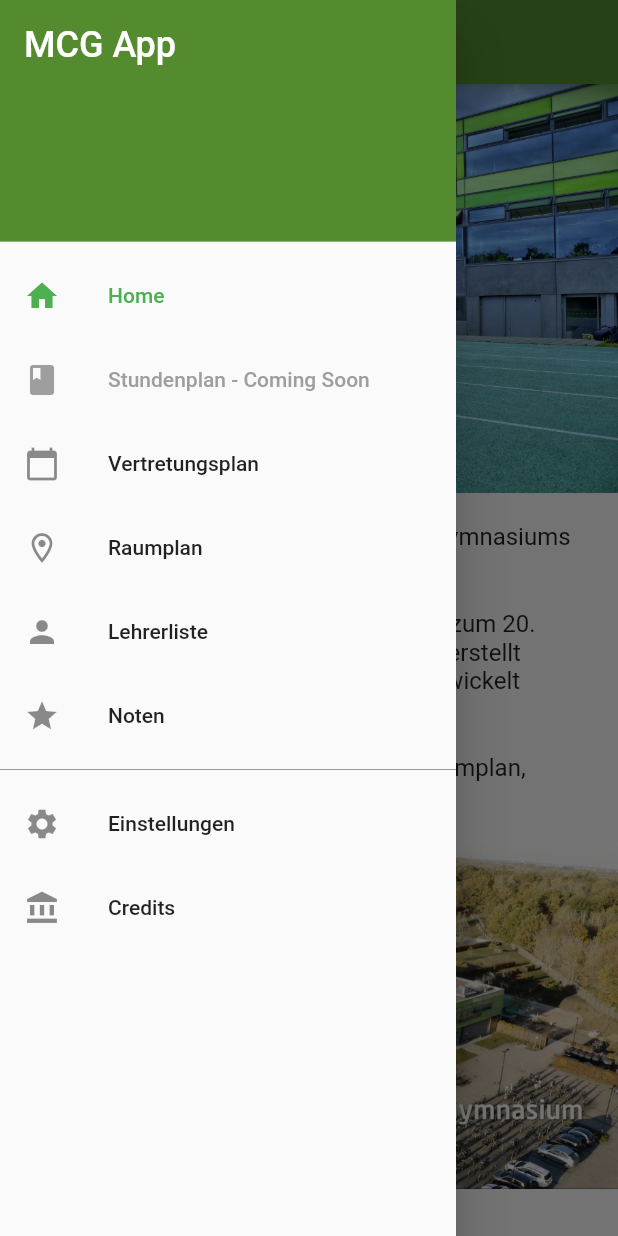
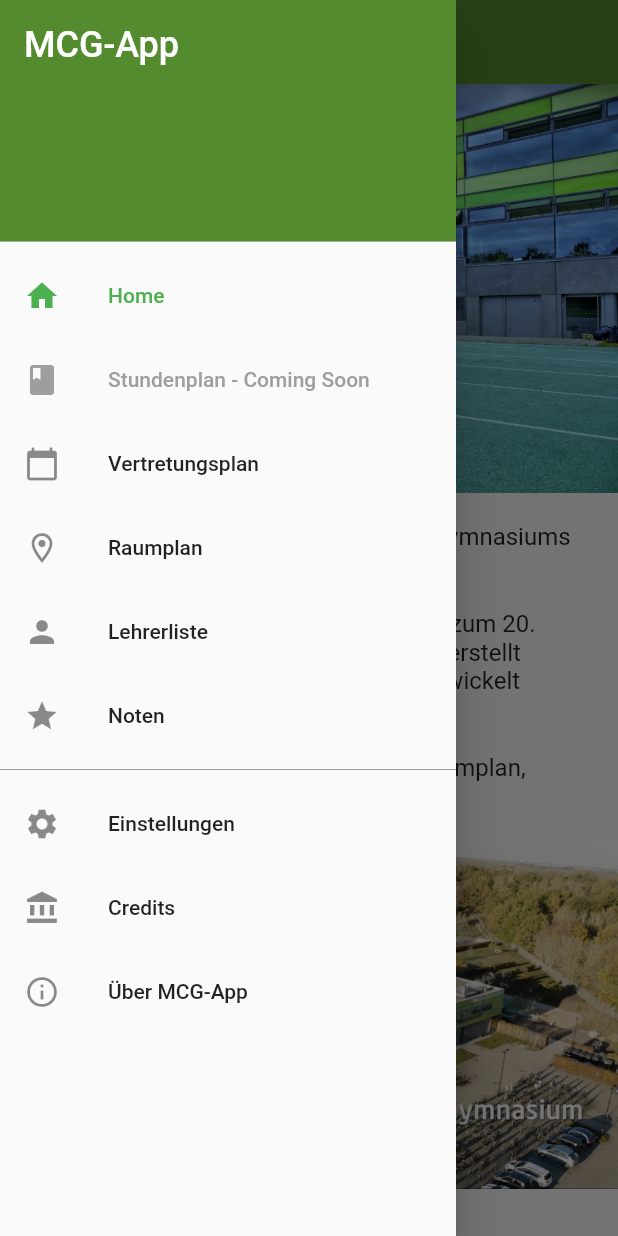
Before and after one commit to MCG-Dallgow/MCG-App, a Flutter app: the screen it shows after launch, with the side drawer open, on a phone screen of 412 x 824 dp. Run offline on Flutter 3.47's test engine with Material 2 defaults, Android fonts, the phone set to English and light mode, and no system bars; our stand-ins replace dio, flutter_speed_dial, flutter_svg, shared_preferences.

Commit message:
Add about screen

```diff
--- a/lib/main.dart
+++ b/lib/main.dart
@@ -16,6 +16,9 @@ import 'package:mcgapp/theme/theme_manager.dart';
 void main() {
   runApp(const MyApp());
 }
+
+String get appName => 'MCG-App';
+String get appVersion => '0.2.1-beta.3';
 
 ThemeManager themeManager = ThemeManager();
 
--- a/lib/screens/home_screen.dart
+++ b/lib/screens/home_screen.dart
@@ -1,4 +1,5 @@
 import 'package:flutter/material.dart';
+import 'package:mcgapp/main.dart';
 
 import '../widgets/drawer.dart';
 
@@ -16,7 +17,7 @@ class _HomeScreenState extends State<HomeScreen> {
   Widget build(BuildContext context) {
     return Scaffold(
       appBar: AppBar(
-        title: const Text('MCG App'),
+        title: Text(appName),
       ),
       drawer: const MCGDrawer(routeName: HomeScreen.routeName),
       body: ListView(
--- a/lib/widgets/drawer.dart
+++ b/lib/widgets/drawer.dart
@@ -1,4 +1,5 @@
 import 'package:flutter/material.dart';
+import 'package:mcgapp/main.dart';
 import 'package:mcgapp/screens/home_screen.dart';
 import 'package:mcgapp/screens/substitutions_screen.dart';
 
@@ -26,9 +27,9 @@ class MCGDrawer extends StatelessWidget {
               decoration: BoxDecoration(
                 color: Theme.of(context).primaryColor,
               ),
-              child: const Text(
-                'MCG App',
-                style: TextStyle(
+              child: Text(
+                appName,
+                style: const TextStyle(
                   color: Colors.white,
                   fontSize: 24,
                 ),
@@ -58,7 +59,8 @@ class MCGDrawer extends StatelessWidget {
             title: const Text(
               'Stundenplan - Coming Soon',
               style: TextStyle(
-                color: Colors.grey, /*routeName == const TimetableScreen().routeName ? Colors.green : null*/),
+                color: Colors.grey, /*routeName == const TimetableScreen().routeName ? Colors.green : null*/
+              ),
             ),
             onTap: () {
               /*if (routeName == TimetableScreen.routeName) {
@@ -180,6 +182,28 @@ class MCGDrawer extends StatelessWidget {
               }
             },
           ),
+          AboutListTile(
+            icon: const Icon(Icons.info_outline),
+            applicationName: appName,
+            applicationVersion: appVersion,
+            applicationLegalese: 'Sven Luca Hafemann',
+            applicationIcon: const CircleAvatar(foregroundImage: AssetImage('assets/images/mcg-icon.jpg'), radius: 35),
+            aboutBoxChildren: const [
+              Text(
+                '\nDiese App wurde nicht von der Schulleitung des Marie-Curie-Gymnasiums Dallgow-Döberitz in Auftrag '
+                'gegeben und wird nicht von ihr betreut.\n\n'
+                'Es besteht keinerlei Garantie auf Richtigkeit oder Vollständigkeit der angezeigten Informationen in '
+                'allen derzeitigen und künftigen Elementen dieser App. Dies trifft unter Anderem auf den '
+                'Vertretungsplan, den Raumplan, die Lehrerliste und jegliche Funktionen der Notenübersicht zu.\n\n'
+                'Diese App ist unter der GNU General Public Licence v3.0 lizenziert.',
+                style: TextStyle(
+                  fontSize: 12,
+                  color: Colors.grey,
+                ),
+              ),
+            ],
+            child: const Text('Über MCG-App'),
+          ),
         ],
       ),
     );
```
Also changed, not shown: assets/images/mcg-icon.jpg.
